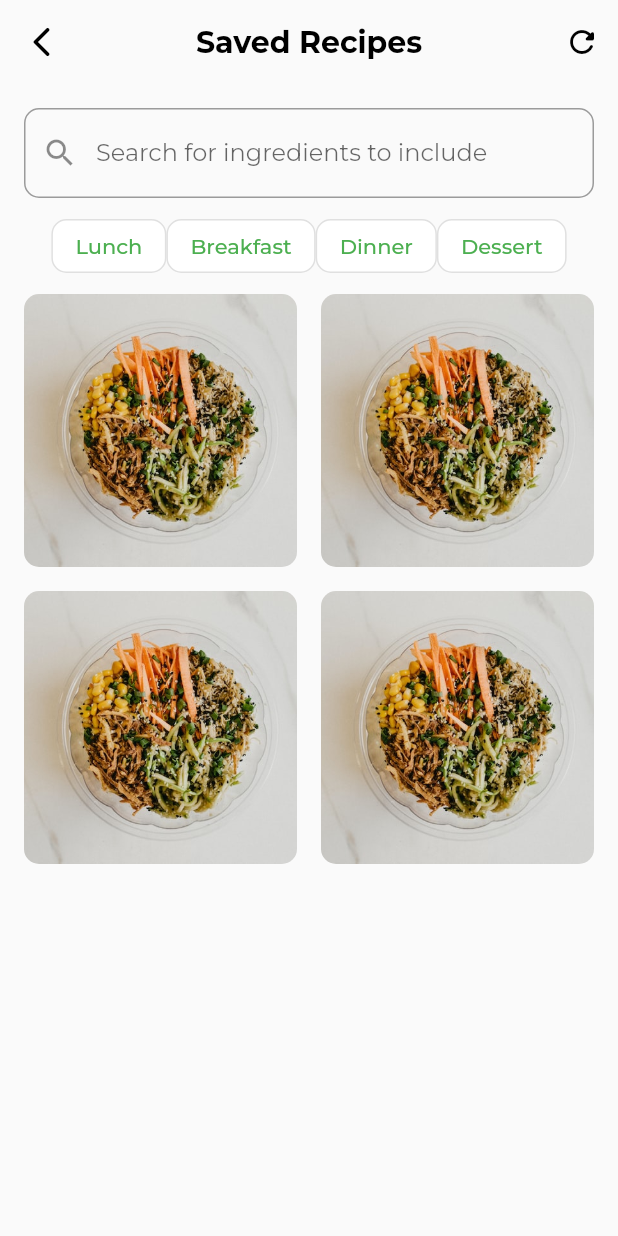
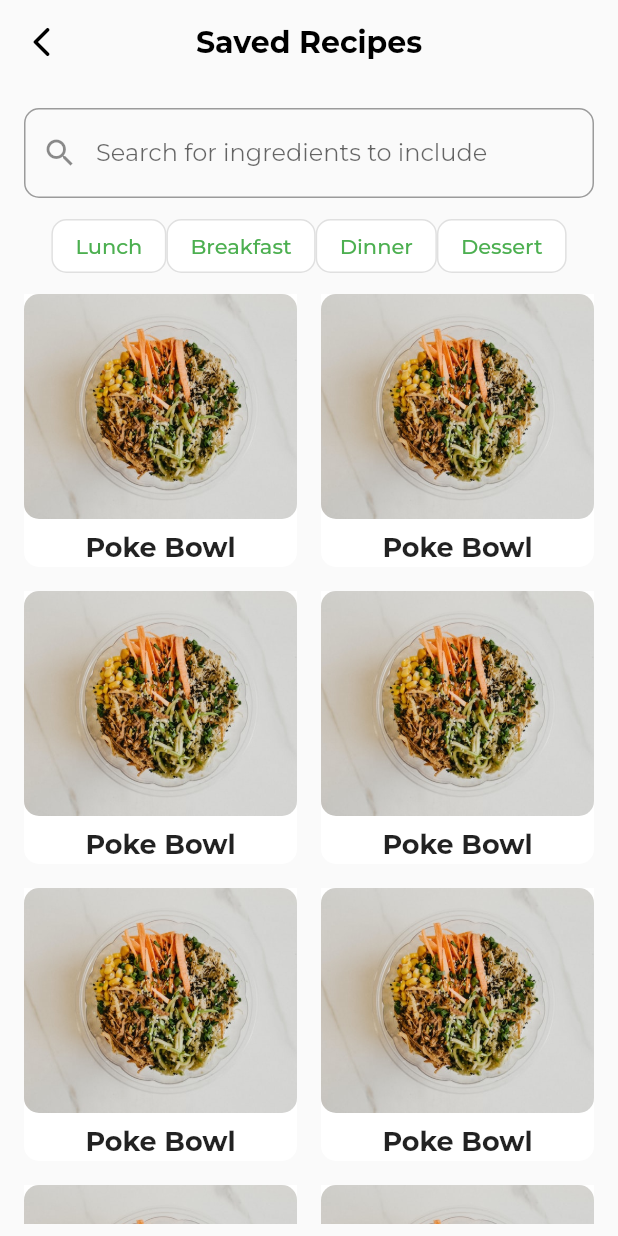
Before and after one commit to gu-tig333-ht22/Foodado-Recipe-App, a Flutter app: the SaveView screen opened by its route, on a phone screen of 412 x 824 dp. Run offline on Flutter 3.47's test engine with Material 2 defaults, Android fonts, the phone set to English and light mode, and no system bars; our stand-ins replace google_fonts.

Commit message:
saved view ui v2

```diff
--- a/lib/views/save_view.dart
+++ b/lib/views/save_view.dart
@@ -24,15 +24,6 @@ class _SaveViewState extends State<SaveView> {
               fontWeight: FontWeight.bold,
             ),
           ),
-          actions: [
-            IconButton(
-              icon: const Icon(
-                Icons.refresh_rounded,
-                color: Colors.black,
-              ),
-              onPressed: () {},
-            ),
-          ],
           leading: IconButton(
             icon: const Icon(
               Icons.arrow_back_ios_rounded,
@@ -101,27 +92,72 @@ class _SaveViewState extends State<SaveView> {
       ),
     );
   }
-}
 
   Widget pictures() {
     return Expanded(
+      child: GestureDetector(
+        onTap: () => Navigator.of(context).pushNamed(recipeViewRoute),
         child: GridView.count(
           crossAxisCount: 2,
           children: [
-        for (int i = 0; i < 4; i++)
+            for (int i = 0; i < 10; i++)
               Padding(
                 padding: const EdgeInsets.all(8.0),
                 child: Container(
-              decoration: BoxDecoration(
-                borderRadius: BorderRadius.circular(10),
-                image: const DecorationImage(
+                  width: 300,
+                  height: 230,
+                  decoration: const BoxDecoration(
+                    color: backgroundColor,
+                    borderRadius: BorderRadius.only(
+                      bottomLeft: Radius.circular(10),
+                      bottomRight: Radius.circular(10),
+                    ),
+                  ),
+                  child: Column(
+                    children: [
+                      Container(
+                        width: 300,
+                        height: 150,
+                        decoration: const BoxDecoration(
+                          image: DecorationImage(
                             image: AssetImage('assets/recipe_image.jpg'),
                             fit: BoxFit.cover,
                           ),
+                          borderRadius: BorderRadius.all(
+                            Radius.circular(10),
+                          ),
+                        ),
+                      ),
+                      //IMAGE
+                      Expanded(
+                        child: Container(
+                          decoration: const BoxDecoration(
+                            color: Colors.white,
+                            borderRadius: BorderRadius.only(
+                              topLeft: Radius.circular(10),
+                              topRight: Radius.circular(10),
+                            ),
+                          ),
+                        ),
+                      ),
+
+                      const Padding(
+                        padding: EdgeInsets.all(8.0),
+                        child: Text(
+                          'Poke Bowl',
+                          style: TextStyle(
+                            fontSize: 18,
+                            fontWeight: FontWeight.bold,
                           ),
                         ),
                       ),
                     ],
                   ),
+                ),
+              ),
+          ],
+        ),
+      ),
     );
   }
+}
```
Also changed, not shown: 6 other files. Lines whose indentation alone changed are shown as unchanged.
